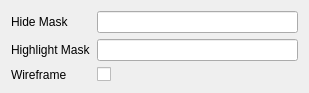
This is src/Editor/WorldEditor/CCollisionRenderSettingsDialog.ui in AxioDL/PrimeWorldEditor as Qt 5 draws it before an edit. The edited form follows.
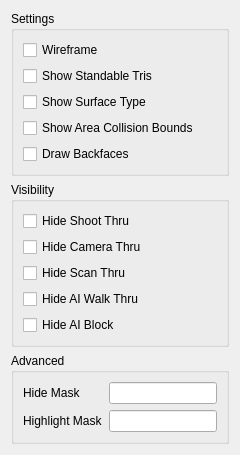
This is the edited form.

Commit message: Added a couple more collision view features; set up a proper UI for changing collision render settings

Diff of the .ui file:
```diff
--- a/src/Editor/WorldEditor/CCollisionRenderSettingsDialog.ui
+++ b/src/Editor/WorldEditor/CCollisionRenderSettingsDialog.ui
@@ -6,14 +6,117 @@
    <rect>
     <x>0</x>
     <y>0</y>
-    <width>309</width>
-    <height>89</height>
+    <width>247</width>
+    <height>395</height>
    </rect>
   </property>
+  <property name="sizePolicy">
+   <sizepolicy hsizetype="Preferred" vsizetype="Preferred">
+    <horstretch>0</horstretch>
+    <verstretch>0</verstretch>
+   </sizepolicy>
+  </property>
   <property name="windowTitle">
    <string>Dialog</string>
   </property>
   <layout class="QVBoxLayout" name="verticalLayout">
+   <property name="sizeConstraint">
+    <enum>QLayout::SetFixedSize</enum>
+   </property>
+   <item>
+    <widget class="QGroupBox" name="SettingsGroupBox">
+     <property name="title">
+      <string>Settings</string>
+     </property>
+     <layout class="QVBoxLayout" name="verticalLayout_2">
+      <item>
+       <widget class="QCheckBox" name="WireframeCheckBox">
+        <property name="text">
+         <string>Wireframe</string>
+        </property>
+       </widget>
+      </item>
+      <item>
+       <widget class="QCheckBox" name="StandableTrisCheckBox">
+        <property name="text">
+         <string>Show Standable Tris</string>
+        </property>
+       </widget>
+      </item>
+      <item>
+       <widget class="QCheckBox" name="SurfaceTypeCheckBox">
+        <property name="text">
+         <string>Show Surface Type</string>
+        </property>
+       </widget>
+      </item>
+      <item>
+       <widget class="QCheckBox" name="AreaBoundsCheckBox">
+        <property name="text">
+         <string>Show Area Collision Bounds</string>
+        </property>
+       </widget>
+      </item>
+      <item>
+       <widget class="QCheckBox" name="BackfacesCheckBox">
+        <property name="text">
+         <string>Draw Backfaces</string>
+        </property>
+       </widget>
+      </item>
+     </layout>
+    </widget>
+   </item>
+   <item>
+    <widget class="QGroupBox" name="VisibilityGroupBox">
+     <property name="title">
+      <string>Visibility</string>
+     </property>
+     <layout class="QVBoxLayout" name="verticalLayout_3">
+      <item>
+       <widget class="QCheckBox" name="HideShootThruCheckBox">
+        <property name="text">
+         <string>Hide Shoot Thru</string>
+        </property>
+       </widget>
+      </item>
+      <item>
+       <widget class="QCheckBox" name="HideCameraThruCheckBox">
+        <property name="text">
+         <string>Hide Camera Thru</string>
+        </property>
+       </widget>
+      </item>
+      <item>
+       <widget class="QCheckBox" name="HideScanThruCheckBox">
+        <property name="text">
+         <string>Hide Scan Thru</string>
+        </property>
+       </widget>
+      </item>
+      <item>
+       <widget class="QCheckBox" name="HideAiWalkThruCheckBox">
+        <property name="text">
+         <string>Hide AI Walk Thru</string>
+        </property>
+       </widget>
+      </item>
+      <item>
+       <widget class="QCheckBox" name="HideAiBlockCheckBox">
+        <property name="text">
+         <string>Hide AI Block</string>
+        </property>
+       </widget>
+      </item>
+     </layout>
+    </widget>
+   </item>
+   <item>
+    <widget class="QGroupBox" name="groupBox_3">
+     <property name="title">
+      <string>Advanced</string>
+     </property>
+     <layout class="QVBoxLayout" name="verticalLayout_4">
    <item>
     <layout class="QFormLayout" name="formLayout">
      <item row="0" column="0">
@@ -36,21 +139,10 @@
      <item row="1" column="1">
       <widget class="QLineEdit" name="HighlightMaskLineEdit"/>
      </item>
-     <item row="2" column="0">
-      <widget class="QLabel" name="WireframeLabel">
-       <property name="text">
-        <string>Wireframe</string>
-       </property>
-      </widget>
-     </item>
-     <item row="2" column="1">
-      <widget class="QCheckBox" name="WireframeCheckBox">
-       <property name="text">
-        <string/>
-       </property>
-      </widget>
-     </item>
-    </layout>
+       </layout>
+      </item>
+     </layout>
+    </widget>
    </item>
   </layout>
  </widget>
```
Left out of the diff: 2 changed lines with no effect on the pictures. Lines whose indentation alone changed are shown as unchanged. The commit also changes 10 other files.
